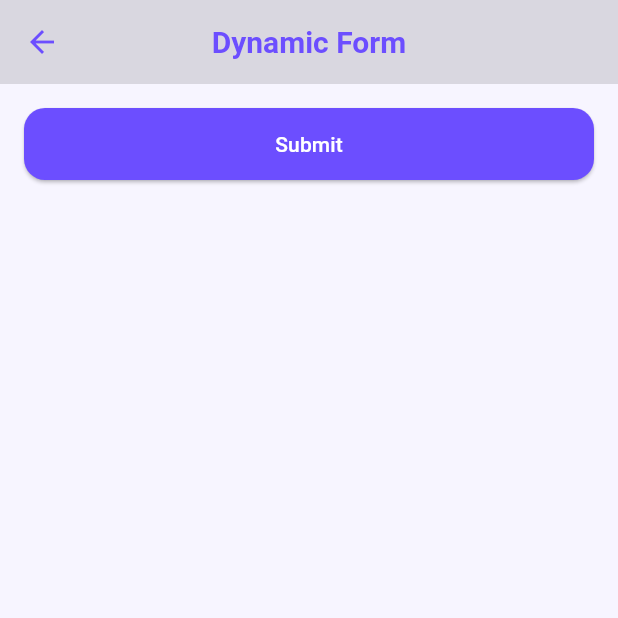
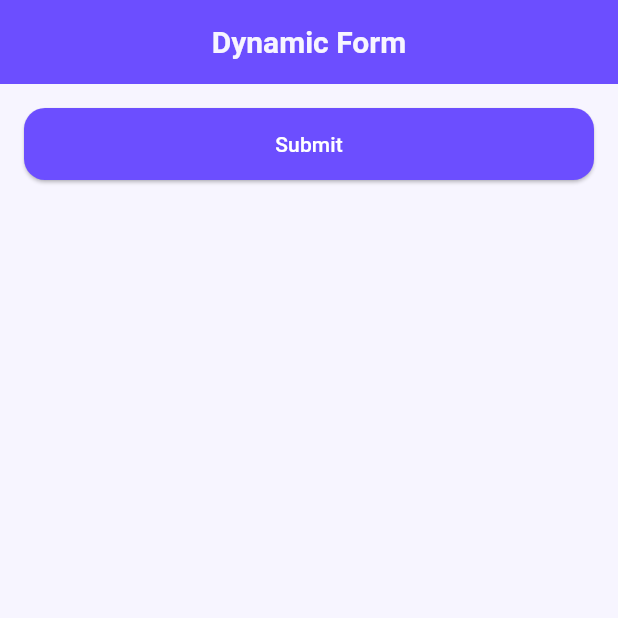
Before and after one commit to HazemHamdy7/Dynamic-Form, a Flutter app: the DynamicFormScreen screen opened directly, on a phone screen of 412 x 824 dp, the top half of it. Run offline on Flutter 3.47's test engine with Material 3 defaults, Android fonts, the phone set to English and light mode, and no system bars; our stand-ins replace flutter_bloc, get_it, hive, hive_flutter; accounts and stored records are empty.

Commit message:
Update UI theme and fix callback types

```diff
--- a/lib/presentation/screens/add_field_dialog.dart
+++ b/lib/presentation/screens/add_field_dialog.dart
@@ -142,7 +142,6 @@ class _AddFieldDialogState extends State<AddFieldDialog> {
           .map((c) => c.text.trim())
           .where((o) => o.isNotEmpty)
           .toList();
-
       if (validOptions.isEmpty) {
         ScaffoldMessenger.of(context).showSnackBar(
           const SnackBar(
--- a/lib/presentation/screens/dynamic_form_screen.dart
+++ b/lib/presentation/screens/dynamic_form_screen.dart
@@ -1,3 +1,4 @@
+import 'package:dynamic_form/core/theme/app_theme.dart';
 import 'package:dynamic_form/data/model/dropdown_field_model.dart';
 import 'package:dynamic_form/data/model/radio_field_model.dart';
 import 'package:dynamic_form/presentation/widgets/field_widgets/dropdown_field_item.dart';
@@ -17,7 +18,14 @@ class DynamicFormScreen extends StatelessWidget {
     final _formKey = GlobalKey<FormState>();
 
     return Scaffold(
-      appBar: AppBar(title: const Text("Dynamic Form")),
+      appBar: AppBar(
+        backgroundColor: AppTheme.primary,
+
+        title: const Text(
+          "Dynamic Form",
+          style: TextStyle(color: AppTheme.background),
+        ),
+      ),
       body: BlocBuilder<FormCubit, DynamicFormState>(
         builder: (context, state) {
           final cubit = context.read<FormCubit>();
--- a/lib/presentation/widgets/field_config/field_list_view.dart
+++ b/lib/presentation/widgets/field_config/field_list_view.dart
@@ -54,7 +54,7 @@ class FieldListView extends StatelessWidget {
                     );
                     if (updatedField != null) cubit.updateField(updatedField);
                   },
-                  onDelete: cubit.removeField,
+                  onDelete:  (field) => cubit.removeField(field.id),
                 ),
               ),
             );
--- a/lib/presentation/widgets/field_config/floating_action_button_widget.dart
+++ b/lib/presentation/widgets/field_config/floating_action_button_widget.dart
@@ -26,6 +26,7 @@ class FloatingActionButtonWidget extends StatelessWidget {
 
           ScaffoldMessenger.of(context).showSnackBar(
             SnackBar(
+              backgroundColor: Colors.green,
               content: Text("Field saved successfully"),
               behavior: SnackBarBehavior.floating,
               margin: const EdgeInsets.all(10),
```
Also changed, not shown: lib/presentation/widgets/field_config/field_item_tile.dart (+4 -6 lines).
